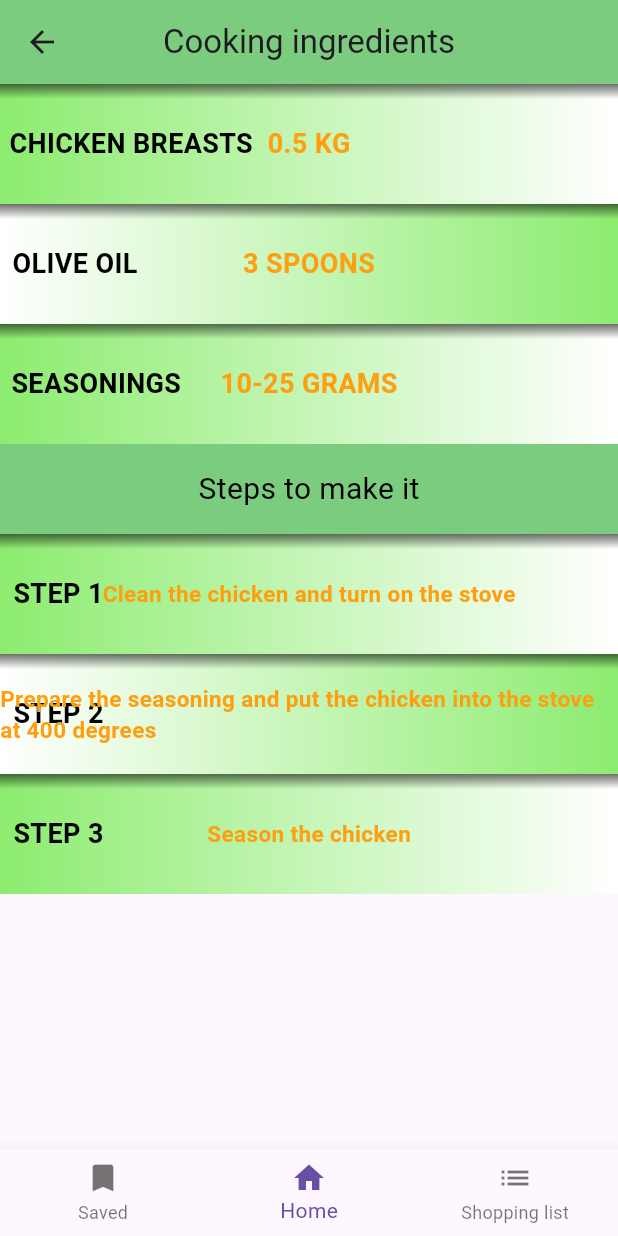
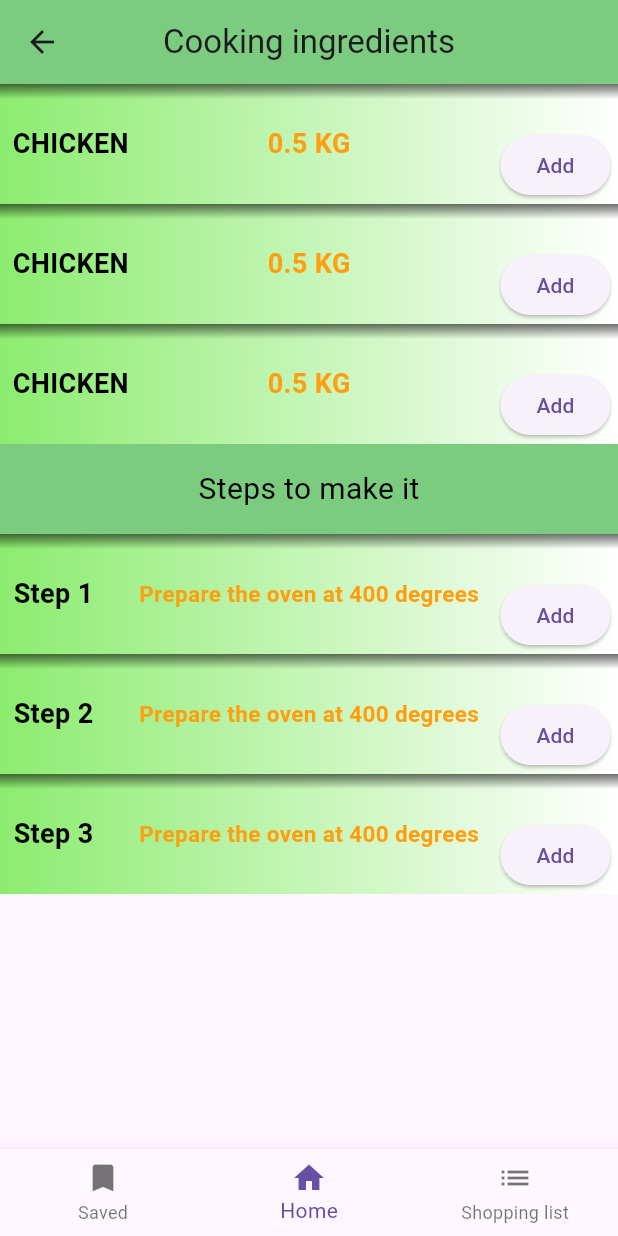
Before and after one commit to Llucaieaie/Recipes-App, a Flutter app: the Cooking screen opened directly, on a phone screen of 412 x 824 dp. Run offline on Flutter 3.47's test engine with Material 3 defaults, Android fonts, the phone set to English and light mode, and no system bars; our stand-ins replace flutter_rating_bar; network calls fail.

Commit message:
Add button for ingredients

```diff
--- a/recipesapp/lib/screens/cooking.dart
+++ b/recipesapp/lib/screens/cooking.dart
@@ -18,6 +18,42 @@ class Cooking extends StatelessWidget {
 
   @override
   Widget build(BuildContext context) {
+
+     List<Widget> ingredientWidgets = [];
+
+    for (int i = 0; i < numIngredients; i++) {
+      String ingredientName = 'CHICKEN';
+      String ingredientQuantity = '0.5 KG';
+
+      ingredientWidgets.add(
+        Ingredient(
+          leftText: ingredientName,
+          middleText: ingredientQuantity,
+          startColor: Color.fromARGB(255, 140, 236, 111),
+          endColor: const Color.fromARGB(255, 255, 255, 255),
+          fontSize: 18,
+        ),
+      );
+    }
+
+    List<Widget> stepsWidgets = [];
+
+    for (int i = 0; i < numIngredients; i++) {
+      int j = i+1;
+      String ingredientName = 'Step $j';
+      String ingredientQuantity = 'Prepare the oven at 400 degrees';
+
+      stepsWidgets.add(
+        Ingredient(
+          leftText: ingredientName,
+          middleText: ingredientQuantity,
+          startColor: Color.fromARGB(255, 140, 236, 111),
+          endColor: const Color.fromARGB(255, 255, 255, 255),
+          fontSize: 15,
+        ),
+      );
+    }
+
     return Scaffold(
       bottomNavigationBar: BottomNavigationBar(
           currentIndex: 1,
@@ -30,7 +66,7 @@ class Cooking extends StatelessWidget {
               case 2:
               Navigator.push(
               context,
-              MaterialPageRoute(builder: (context) => Shopping(name: 'h', quantity: 10, price: 5)),
+              MaterialPageRoute(builder: (context) => Shopping(name: 'h', quantity: 10)),
               );
               break;
             }
@@ -57,27 +93,7 @@ class Cooking extends StatelessWidget {
         ),
         body: Column(
           children: [
-            Ingredient(
-            leftText: 'CHICKEN BREASTS',
-            middleText: '0.5 KG',
-            startColor: Color.fromARGB(255, 140, 236, 111),
-            endColor: const Color.fromARGB(255, 255, 255, 255),
-            fontSize: 18,
-            ),
-            Ingredient(
-            leftText: 'OLIVE OIL',
-            middleText: '3 SPOONS',
-            startColor: Color.fromARGB(255, 255, 255, 255),
-            endColor: const Color.fromARGB(255, 140, 236, 111),
-            fontSize: 18,
-            ),
-            Ingredient(
-            leftText: 'SEASONINGS',
-            middleText: '10-25 GRAMS',
-            startColor: Color.fromARGB(255, 140, 236, 111),
-            endColor: const Color.fromARGB(255, 255, 255, 255),
-            fontSize: 18,
-            ),
+            ...ingredientWidgets,
             Container(
               height: 60,
               color: const Color.fromARGB(255, 123, 204, 126),
@@ -92,27 +108,7 @@ class Cooking extends StatelessWidget {
                 )
               )
             ),
-            Ingredient(
-            leftText: 'STEP 1',
-            middleText: 'Clean the chicken and turn on the stove',
-            startColor: Color.fromARGB(255, 140, 236, 111),
-            endColor: const Color.fromARGB(255, 255, 255, 255),
-            fontSize: 15,
-            ),
-            Ingredient(
-            leftText: 'STEP 2',
-            middleText: 'Prepare the seasoning and put the chicken into the stove at 400 degrees',
-            startColor: Color.fromARGB(255, 255, 255, 255),
-            endColor: const Color.fromARGB(255, 140, 236, 111),
-            fontSize: 15,
-            ),
-            Ingredient(
-            leftText: 'STEP 3',
-            middleText: 'Season the chicken',
-            startColor: Color.fromARGB(255, 140, 236, 111),
-            endColor: const Color.fromARGB(255, 255, 255, 255),
-            fontSize: 15,
-            ),
+            ...stepsWidgets,
           ]),
     );
   }
--- a/recipesapp/lib/screens/shopping.dart
+++ b/recipesapp/lib/screens/shopping.dart
@@ -4,12 +4,10 @@ import 'package:recipesapp/screens/widgets/ingredients.dart';
 class Shopping extends StatefulWidget {
   final String name;
   final int quantity;
-  final double price;
 
   Shopping({
     required this.name,
     required this.quantity,
-    required this.price,
   });
 
   @override
@@ -29,12 +27,7 @@ class _ShoppingState extends State<Shopping> {
       ),
       body: Column(
         children: [
-          ElevatedButton(
-            onPressed: () {
-              _addShoppingIngredient();
-            },
-            child: Text('Add Shopping Ingredient'),
-          ),
+
         ],
       ),
     );
--- a/recipesapp/lib/screens/widgets/ingredients.dart
+++ b/recipesapp/lib/screens/widgets/ingredients.dart
@@ -41,7 +41,7 @@ class Ingredient extends StatelessWidget {
                   ),
                 ),
               ),
-                Align(
+              Align(
                 alignment: Alignment.center,
                 child: Text(
                   middleText,
@@ -50,6 +50,17 @@ class Ingredient extends StatelessWidget {
                     fontSize: fontSize,
                     fontWeight: FontWeight.bold,
                   ),
+                ),
+              ),
+              Positioned(
+                right: 5, // Adjust the right position as needed
+                top: 30, // Adjust the top position as needed
+                child: ElevatedButton(
+                  onPressed: () {
+                    // Add logic to add the current name and quantity to the shopping list
+                    // For example, you might use a callback function passed from the parent widget.
+                  },
+                  child: Text('Add'),
                 ),
               ),
             ],
```
